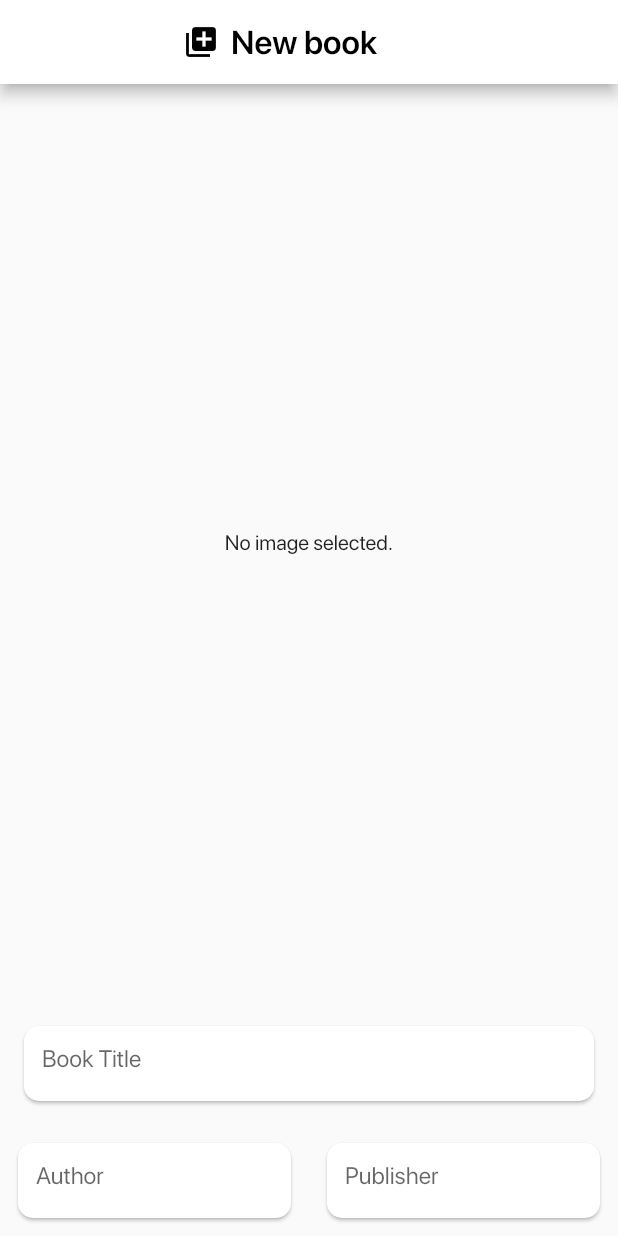
After one commit to Irfan-S/Bookist, a Flutter app: the screen it shows after launch, after a tap on the "add" icon, on a phone screen of 412 x 824 dp. The commit adds this screen. Run offline on Flutter 3.47's test engine with Material 2 defaults, Android fonts, the phone set to English and light mode, and no system bars; our stand-ins replace image_picker; project files that could hold a hidden picture were left out.

Commit message:
- Image picker implemented. Resize window and design

```diff
--- /dev/null
+++ b/lib/add_new_book.dart
@@ -0,0 +1,133 @@
+import 'dart:io';
+
+import 'package:flutter/cupertino.dart';
+import 'package:flutter/material.dart';
+import 'package:flutter/painting.dart';
+import 'package:flutter/rendering.dart';
+import 'package:image_picker/image_picker.dart';
+
+class NewBookPage extends StatefulWidget {
+  @override
+  _NewBookPageState createState() => _NewBookPageState();
+}
+
+class _NewBookPageState extends State<NewBookPage> {
+  File _image;
+  final picker = ImagePicker();
+
+  Future getImage() async {
+    final pickedFile = await picker.getImage(source: ImageSource.gallery);
+
+    setState(() {
+      _image = File(pickedFile.path);
+    });
+  }
+
+  @override
+  Widget build(BuildContext context) {
+    return Scaffold(
+        appBar: AppBar(title: Header(), backgroundColor: Colors.white),
+        body: Column(
+          children: <Widget>[
+            Flexible(
+                fit: FlexFit.tight,
+                child: GestureDetector(
+                  onTap: () {
+                    getImage();
+                  },
+                  child: Container(
+                      padding: EdgeInsets.all(8),
+                      child: Center(
+                        child: _image == null
+                            ? Text('No image selected.')
+                            : Image.file(_image),
+                      )),
+                )),
+            //TODO on search this should autofill the other dialogs.
+            Padding(
+              padding: EdgeInsets.all(12),
+              child: Container(
+                child: Center(
+                    child: Card(
+                        color: Colors.white,
+                        shape: RoundedRectangleBorder(
+                          borderRadius: BorderRadius.circular(10),
+                        ),
+                        child: Padding(
+                          padding: EdgeInsets.only(top: 12, left: 12),
+                          child: TextField(
+                            maxLines: 2,
+                            decoration: InputDecoration.collapsed(
+                                hintText: "Book Title"),
+                          ),
+                        ))),
+              ),
+            ),
+
+            Row(
+              mainAxisAlignment: MainAxisAlignment.spaceEvenly,
+              children: <Widget>[
+                Flexible(
+                  child: Container(
+                      padding: EdgeInsets.all(8),
+                      child: Card(
+                          color: Colors.white,
+                          shape: RoundedRectangleBorder(
+                            borderRadius: BorderRadius.circular(10),
+                          ),
+                          child: Padding(
+                            padding: EdgeInsets.only(top: 12, left: 12),
+                            child: TextField(
+                              maxLines: 2,
+                              decoration:
+                                  InputDecoration.collapsed(hintText: "Author"),
+                            ),
+                          ))),
+                ),
+                Flexible(
+                  child: Container(
+                      padding: EdgeInsets.all(8),
+                      child: Card(
+                          color: Colors.white,
+                          shape: RoundedRectangleBorder(
+                            borderRadius: BorderRadius.circular(10),
+                          ),
+                          child: Padding(
+                            padding: EdgeInsets.only(top: 12, left: 12),
+                            child: TextField(
+                              maxLines: 2,
+                              decoration: InputDecoration.collapsed(
+                                  hintText: "Publisher"),
+                            ),
+                          ))),
+                ),
+              ],
+            )
+            //Book author card
+          ],
+        ));
+  }
+}
+
+class Header extends StatelessWidget {
+  @override
+  Widget build(BuildContext context) {
+    return Padding(
+        padding: const EdgeInsets.symmetric(horizontal: 50),
+        child: Row(
+          mainAxisAlignment: MainAxisAlignment.start,
+          children: <Widget>[
+            Icon(Icons.library_add, color: Colors.black),
+            SizedBox(width: 8),
+            Text(
+              'New book',
+              style: TextStyle(
+                fontSize: 22,
+                color: Colors.black,
+                fontWeight: FontWeight.w600,
+              ),
+            ),
+          ],
+        ));
+  }
+}
--- a/lib/home_page.dart
+++ b/lib/home_page.dart
@@ -1,3 +1,4 @@
+import 'package:bookist_app/add_new_book.dart';
 import 'package:bookist_app/scrollable_bookshelf_bottom_sheet.dart';
 import 'package:bookist_app/sliding_cards.dart';
 import 'package:flutter/cupertino.dart';
@@ -71,7 +72,22 @@ class HomePage extends StatelessWidget {
                   Icon(Icons.directions_car),
                   Icon(Icons.directions_transit)
                 ],
-                ))));
+              ),
+              floatingActionButton: FloatingActionButton(
+                onPressed: () {
+                  Navigator.push(
+                    context,
+                    MaterialPageRoute(builder: (context) => NewBookPage()),
+                  );
+                  // Add your onPressed code here!
+                },
+                child: Icon(
+                  Icons.add,
+                  color: Color(0xFF162A49),
+                ),
+                backgroundColor: Colors.white,
+              ),
+            )));
 
 //    return Scaffold(
 //      backgroundColor: Colors.white,
--- a/lib/scrollable_bookshelf_bottom_sheet.dart
+++ b/lib/scrollable_bookshelf_bottom_sheet.dart
@@ -5,7 +5,6 @@ import 'package:bookist_app/data/book.dart';
 import 'package:flutter/material.dart';
 
 ///Notice that by default this class is not used
-///Go to [home_page.dart] and replace [ExhibitionBottomSheet] with [ScrollableBookshelfSheet] to use it
 class ScrollableBookshelfSheet extends StatefulWidget {
   @override
   _ScrollableBookshelfSheetState createState() =>
--- a/pubspec.yaml
+++ b/pubspec.yaml
@@ -24,6 +24,7 @@ dependencies:
   flutter:
     sdk: flutter
 
+  image_picker: ^0.6.7+4
 
   # The following adds the Cupertino Icons font to your application.
   # Use with the CupertinoIcons class for iOS style icons.
```
Also changed, not shown: pubspec.lock, 4 other files. Lines whose indentation alone changed are shown as unchanged.
